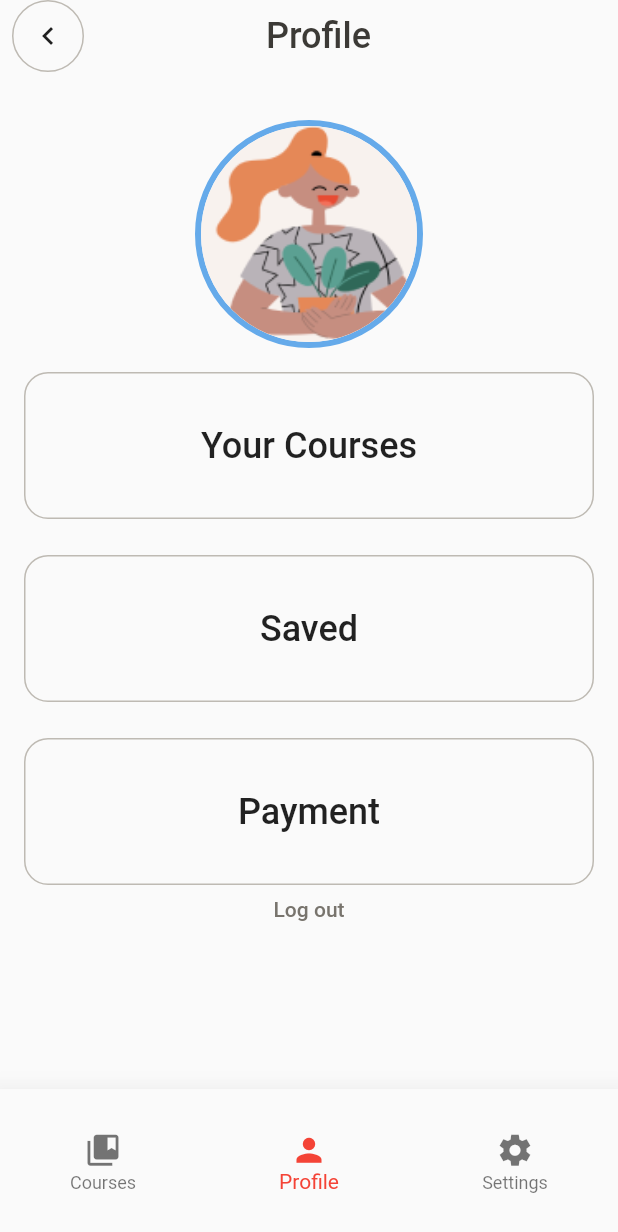
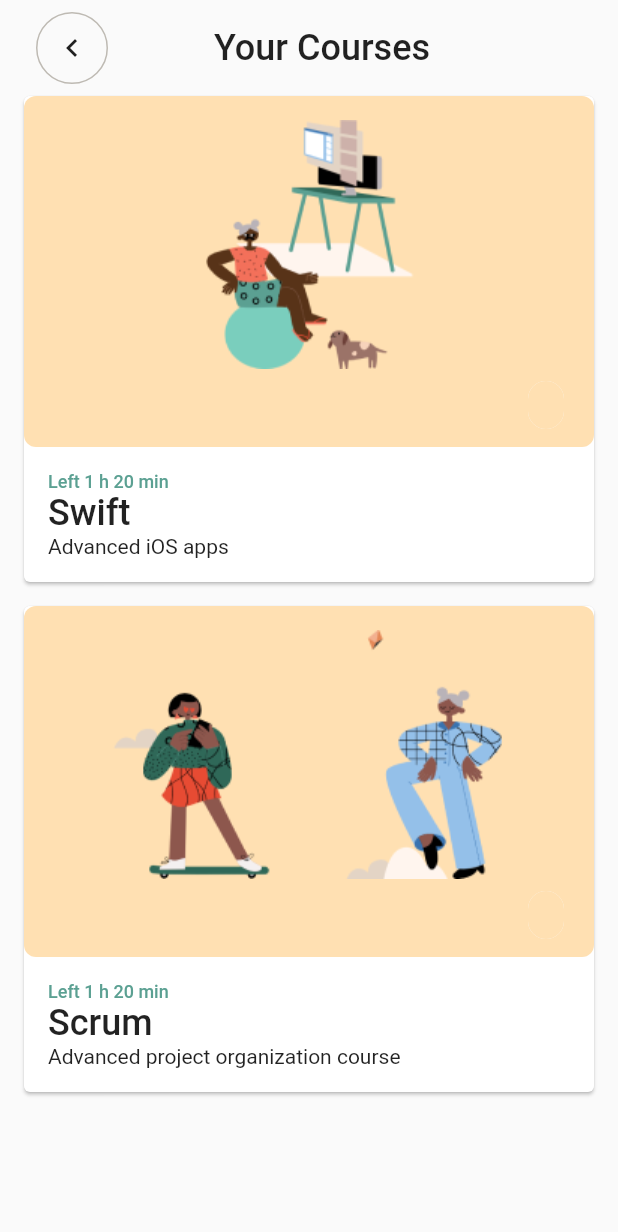
Before and after one commit to eajane28/edtech_mobileapp, a Flutter app: the HomeView screen opened by its route, item 2 of the bottom bar chosen, after a tap on "Your Courses", on a phone screen of 412 x 824 dp. Shown: the top 1232 px of the screen. Run offline on Flutter 3.47's test engine with Material 2 defaults, Android fonts, the phone set to English and light mode, and no system bars; our stand-ins replace stacked, stacked_services, stacked_shared.

Commit message:
Your Courses UI done

```diff
--- a/lib/app/app.dart
+++ b/lib/app/app.dart
@@ -10,6 +10,7 @@ import 'package:edtech_mobile/ui/views/signup/signup_view.dart';
 import 'package:edtech_mobile/ui/views/profile/profile_view.dart';
 import 'package:edtech_mobile/ui/views/settings/settings_view.dart';
 import 'package:edtech_mobile/ui/views/courses/courses_view.dart';
+import 'package:edtech_mobile/ui/views/your_course/your_course_view.dart';
 // @stacked-import
 
 @StackedApp(
@@ -22,6 +23,7 @@ import 'package:edtech_mobile/ui/views/courses/courses_view.dart';
     MaterialRoute(page: ProfileView),
     MaterialRoute(page: SettingsView),
     MaterialRoute(page: CoursesView),
+    MaterialRoute(page: YourCourseView),
 // @stacked-route
   ],
   dependencies: [
--- a/lib/app/app.router.dart
+++ b/lib/app/app.router.dart
@@ -13,10 +13,12 @@ import 'package:edtech_mobile/ui/views/profile/profile_view.dart' as _i7;
 import 'package:edtech_mobile/ui/views/settings/settings_view.dart' as _i8;
 import 'package:edtech_mobile/ui/views/signup/signup_view.dart' as _i6;
 import 'package:edtech_mobile/ui/views/startup/startup_view.dart' as _i3;
-import 'package:flutter/material.dart' as _i10;
+import 'package:edtech_mobile/ui/views/your_course/your_course_view.dart'
+    as _i10;
+import 'package:flutter/material.dart' as _i11;
 import 'package:flutter/material.dart';
 import 'package:stacked/stacked.dart' as _i1;
-import 'package:stacked_services/stacked_services.dart' as _i11;
+import 'package:stacked_services/stacked_services.dart' as _i12;
 
 class Routes {
   static const homeView = '/home-view';
@@ -35,6 +37,8 @@ class Routes {
 
   static const coursesView = '/courses-view';
 
+  static const yourCourseView = '/your-course-view';
+
   static const all = <String>{
     homeView,
     startupView,
@@ -44,6 +48,7 @@ class Routes {
     profileView,
     settingsView,
     coursesView,
+    yourCourseView,
   };
 }
 
@@ -81,54 +86,64 @@ class StackedRouter extends _i1.RouterBase {
       Routes.coursesView,
       page: _i9.CoursesView,
     ),
+    _i1.RouteDef(
+      Routes.yourCourseView,
+      page: _i10.YourCourseView,
+    ),
   ];
 
   final _pagesMap = <Type, _i1.StackedRouteFactory>{
     _i2.HomeView: (data) {
-      return _i10.MaterialPageRoute<dynamic>(
+      return _i11.MaterialPageRoute<dynamic>(
         builder: (context) => const _i2.HomeView(),
         settings: data,
       );
     },
     _i3.StartupView: (data) {
-      return _i10.MaterialPageRoute<dynamic>(
+      return _i11.MaterialPageRoute<dynamic>(
         builder: (context) => const _i3.StartupView(),
         settings: data,
       );
     },
     _i4.IntroView: (data) {
-      return _i10.MaterialPageRoute<dynamic>(
+      return _i11.MaterialPageRoute<dynamic>(
         builder: (context) => const _i4.IntroView(),
         settings: data,
       );
     },
     _i5.LoginView: (data) {
-      return _i10.MaterialPageRoute<dynamic>(
+      return _i11.MaterialPageRoute<dynamic>(
         builder: (context) => const _i5.LoginView(),
         settings: data,
       );
     },
     _i6.SignupView: (data) {
-      return _i10.MaterialPageRoute<dynamic>(
+      return _i11.MaterialPageRoute<dynamic>(
         builder: (context) => const _i6.SignupView(),
         settings: data,
       );
     },
     _i7.ProfileView: (data) {
-      return _i10.MaterialPageRoute<dynamic>(
+      return _i11.MaterialPageRoute<dynamic>(
         builder: (context) => const _i7.ProfileView(),
         settings: data,
       );
     },
     _i8.SettingsView: (data) {
-      return _i10.MaterialPageRoute<dynamic>(
+      return _i11.MaterialPageRoute<dynamic>(
         builder: (context) => const _i8.SettingsView(),
         settings: data,
       );
     },
     _i9.CoursesView: (data) {
-      return _i10.MaterialPageRoute<dynamic>(
+      return _i11.MaterialPageRoute<dynamic>(
         builder: (context) => const _i9.CoursesView(),
+        settings: data,
+      );
+    },
+    _i10.YourCourseView: (data) {
+      return _i11.MaterialPageRoute<dynamic>(
+        builder: (context) => const _i10.YourCourseView(),
         settings: data,
       );
     },
@@ -140,7 +155,7 @@ class StackedRouter extends _i1.RouterBase {
   Map<Type, _i1.StackedRouteFactory> get pagesMap => _pagesMap;
 }
 
-extension NavigatorStateExtension on _i11.NavigationService {
+extension NavigatorStateExtension on _i12.NavigationService {
   Future<dynamic> navigateToHomeView([
     int? routerId,
     bool preventDuplicates = true,
@@ -247,6 +262,20 @@ extension NavigatorStateExtension on _i11.NavigationService {
         transition,
   ]) async {
     return navigateTo<dynamic>(Routes.coursesView,
+        id: routerId,
+        preventDuplicates: preventDuplicates,
+        parameters: parameters,
+        transition: transition);
+  }
+
+  Future<dynamic> navigateToYourCourseView([
+    int? routerId,
+    bool preventDuplicates = true,
+    Map<String, String>? parameters,
+    Widget Function(BuildContext, Animation<double>, Animation<double>, Widget)?
+        transition,
+  ]) async {
+    return navigateTo<dynamic>(Routes.yourCourseView,
         id: routerId,
         preventDuplicates: preventDuplicates,
         parameters: parameters,
@@ -364,4 +393,18 @@ extension NavigatorStateExtension on _i11.NavigationService {
         parameters: parameters,
         transition: transition);
   }
+
+  Future<dynamic> replaceWithYourCourseView([
+    int? routerId,
+    bool preventDuplicates = true,
+    Map<String, String>? parameters,
+    Widget Function(BuildContext, Animation<double>, Animation<double>, Widget)?
+        transition,
+  ]) async {
+    return replaceWith<dynamic>(Routes.yourCourseView,
+        id: routerId,
+        preventDuplicates: preventDuplicates,
+        parameters: parameters,
+        transition: transition);
+  }
 }
--- a/lib/model/courses_data.dart
+++ b/lib/model/courses_data.dart
@@ -1,4 +1,4 @@
-class CoursesData{
+class CoursesData {
   final String name;
 
   CoursesData({required this.name});
--- a/lib/ui/common/constants.dart
+++ /dev/null
@@ -1,5 +0,0 @@
-class IconsInvolve {
-  IconsInvolve._();
-
-  static const String _rootpath = "assets/";
-}
--- a/lib/ui/views/courses/courses_view.dart
+++ b/lib/ui/views/courses/courses_view.dart
@@ -1,3 +1,4 @@
+import 'package:edtech_mobile/ui/views/widgets/card_courses.dart';
 import 'package:flutter/material.dart';
 import 'package:stacked/stacked.dart';
 
@@ -98,87 +99,6 @@ class CoursesView extends StackedView<CoursesViewModel> {
     );
   }
 
-  Widget card(CardData) {
-    return Container(
-      child: Card(
-        margin: const EdgeInsets.symmetric(vertical: 8),
-        child: Column(
-          children: [
-            Container(
-              padding: const EdgeInsets.fromLTRB(8, 16, 8, 4),
-              decoration: BoxDecoration(
-                borderRadius: BorderRadius.circular(8),
-                color: Colors.orange[100],
-              ),
-              child: Column(
-                children: [
-                  Image.asset(CardData.cardImage),
-                  Stack(
-                children: [
-                  Align(
-                    alignment: Alignment.bottomRight,
-                    child: Chip(
-                      label: Text(
-                        CardData.price,
-                        style: const TextStyle(
-                          fontSize: 14,
-                          fontWeight: FontWeight.w500,
-                          color: Color(0xFFF2F2F2),
-                        ),
-                      ),
-                      backgroundColor: const Color(0xFF65AAEA),
-                    ),
-                  ),
-                ],
-              ),
-                ],
-              ),
-            ),
-
-            Padding(
-              padding: const EdgeInsets.all(16.0),
-              child: Column(
-                children: [
-                  Align(
-                    alignment: Alignment.topLeft,
-                    child: Text(
-                      CardData.duration,
-                      style: const TextStyle(
-                        fontSize: 12,
-                        fontWeight: FontWeight.w500,
-                        color: Color(0xFF5BA092),
-                      ),
-                    ),
-                  ),
-                  Align(
-                    alignment: Alignment.topLeft,
-                    child: Text(
-                      CardData.title,
-                      style: const TextStyle(
-                        fontSize: 24,
-                        fontWeight: FontWeight.w500,
-                      ),
-                    ),
-                  ),
-                  Align(
-                    alignment: Alignment.topLeft,
-                    child: Text(
-                      CardData.description,
-                      style: const TextStyle(
-                        fontSize: 14,
-                        fontWeight: FontWeight.w400
-                      ),
-                    ),
-                  )
-                ],
-              ),
-            ),
-          ],
-        ),
-      ),
-    );
-  }
-
   @override
   CoursesViewModel viewModelBuilder(
     BuildContext context,
--- a/lib/ui/views/home/home_view.dart
+++ b/lib/ui/views/home/home_view.dart
@@ -1,9 +1,9 @@
 // import 'package:edtech_mobile/model/intro_data.dart';
 
 // import 'package:edtech_mobile/ui/common/back_button.dart';
-import 'package:edtech_mobile/ui/views/courses/courses_view.dart';
-import 'package:edtech_mobile/ui/views/profile/profile_view.dart';
-import 'package:edtech_mobile/ui/views/settings/settings_view.dart';
+// import 'package:edtech_mobile/ui/views/courses/courses_view.dart';
+// import 'package:edtech_mobile/ui/views/profile/profile_view.dart';
+// import 'package:edtech_mobile/ui/views/settings/settings_view.dart';
 import 'package:flutter/material.dart';
 // import 'package:flutter_svg/flutter_svg.dart';
 import 'package:stacked/stacked.dart';
@@ -13,30 +13,53 @@ import 'package:stacked/stacked.dart';
 
 import 'home_viewmodel.dart';
 
-class HomeView extends StatelessWidget {
+class HomeView extends StackedView<HomeViewModel> {
   const HomeView({Key? key}) : super(key: key);
 
   @override
-  Widget build(BuildContext context) {
-    return ViewModelBuilder<HomeViewModel>.reactive(
-      builder: (context, model, child) => Scaffold(
+  Widget builder(
+    BuildContext context,
+    HomeViewModel viewModel,
+    Widget? child,
+  ) {
+    final PageController pageController = PageController(initialPage: 0);
+    int currentPageIndex = 0;
+    return Scaffold(
       body: SafeArea(
-          child: SingleChildScrollView(
-            child: Column(
-            children: [
-              getInfo(model.currentIndex),
-            //   PageView(
-            //   physics: const BouncingScrollPhysics(),
-            //   onPageChanged: model.setIndex,
-            //   children: model.pages.map((e) => e).toList(),
-            ],
+        child: PageView(
+          physics: const BouncingScrollPhysics(),
+          controller: pageController,
+          onPageChanged: (int index) {
+            currentPageIndex = index;
+            viewModel.onItemTapped(index);
+          },
+          children:
+              // getInfo(model.currentIndex),
+              viewModel.pages.map((e) => e).toList(),
         ),
-          )),
+      ),
       bottomNavigationBar: SizedBox(
         height: 98,
         child: BottomNavigationBar(
-            currentIndex: model.currentIndex,
-            onTap: model.setIndex,
+          currentIndex: viewModel.selectedIndex,
+          onTap: (index) {
+            currentPageIndex = index + 1;
+            if (currentPageIndex == 0 || currentPageIndex == 1) {
+              pageController.animateToPage(0,
+                  duration: const Duration(milliseconds: 300),
+                  curve: Curves.easeInOut);
+            } else if (currentPageIndex == 2) {
+              pageController.animateToPage(1,
+                  duration: const Duration(milliseconds: 300),
+                  curve: Curves.easeInOut);
+            } else {
+              pageController.animateToPage(2,
+                  duration: const Duration(milliseconds: 300),
+                  curve: Curves.easeInOut);
+            }
+          },
+          // currentIndex: model.currentIndex,
+          // onTap: viewModel.onItemTapped,
           selectedItemColor: Colors.red,
           elevation: 16,
           iconSize: 25.0,
@@ -44,39 +67,38 @@ class HomeView extends StatelessWidget {
 
           items: const <BottomNavigationBarItem>[
             BottomNavigationBarItem(
-                label: "Courses",
-                icon: Icon(Icons.collections_bookmark)
+                label: "Courses", icon: Icon(Icons.collections_bookmark)
                 // SvgPicture.asset('assets/icons/courses.svg', width: 20),
                 ),
-              BottomNavigationBarItem(
-                label: "Profile",
-                icon: Icon(Icons.person)
+            BottomNavigationBarItem(label: "Profile", icon: Icon(Icons.person)
                 // SvgPicture.asset('assets/icons/profile.svg', width: 20),
                 ),
             BottomNavigationBarItem(
-                label: "Settings",
-                icon: Icon(Icons.settings_sharp)
+                label: "Settings", icon: Icon(Icons.settings_sharp)
                 // SvgPicture.asset('assets/icons/wheel.svg', width: 20),
                 ),
           ],
-            // onTap: (index) => viewModel.onItemTapped,
         ),
       ),
-      ),
-      viewModelBuilder: () => HomeViewModel(),
     );
   }
 
-  Widget getInfo(int index) {
-    switch (index) {
-      case 0:
-        return const CoursesView();
-      case 1:
-        return const ProfileView();
-      case 2:
-        return const SettingsView();
-        default:
-        return const CoursesView();
+  @override
+  HomeViewModel viewModelBuilder(
+    BuildContext context,
+  ) =>
+      HomeViewModel();
 }
-  }
-}
+
+// Widget getInfo(int index) {
+//   switch (index) {
+//     case 0:
+//       return const CoursesView();
+//     case 1:
+//       return const ProfileView();
+//     case 2:
+//       return const SettingsView();
+//       default:
+//       return const CoursesView();
+//   }
+// }
--- a/lib/ui/views/home/home_viewmodel.dart
+++ b/lib/ui/views/home/home_viewmodel.dart
@@ -2,26 +2,28 @@
 // import 'package:edtech_mobile/app/app.dialogs.dart';
 // import 'package:edtech_mobile/app/app.locator.dart';
 // import 'package:edtech_mobile/ui/common/app_strings.dart';
-// import 'package:edtech_mobile/ui/views/courses/courses_view.dart';
-// import 'package:edtech_mobile/ui/views/profile/profile_view.dart';
-// import 'package:edtech_mobile/ui/views/settings/settings_view.dart';
+import 'package:edtech_mobile/ui/views/courses/courses_view.dart';
+import 'package:edtech_mobile/ui/views/profile/profile_view.dart';
+import 'package:edtech_mobile/ui/views/settings/settings_view.dart';
+// import 'package:edtech_mobile/ui/views/your_course/your_course_view.dart';
+// import 'package:edtech_mobile/ui/views/your_course/your_course_view.dart';
 // import 'package:flutter/material.dart';
 import 'package:stacked/stacked.dart';
 // import 'package:stacked_services/stacked_services.dart';
 
-class HomeViewModel extends IndexTrackingViewModel {
+class HomeViewModel extends BaseViewModel {
   // var pageController = PageController();
   int selectedIndex = 0;
-  // final pages = [
-  //   const CoursesView(),
-  //   const ProfileView(),
-  //   const SettingsView(),
-  // ];
+  final pages = [
+    // const YourCourseView(),
+    const CoursesView(),
+    const ProfileView(),
+    const SettingsView(),
+  ];
 
-  // void onItemTapped(int value) {
-
-  //   // print ('onItemTapped $value');
-  //   selectedIndex = value;
-  //   rebuildUi();
-  // }
+  void onItemTapped(int value) {
+    // print ('onItemTapped $value');
+    selectedIndex = value;
+    rebuildUi();
+  }
 }
--- a/lib/ui/views/profile/profile_view.dart
+++ b/lib/ui/views/profile/profile_view.dart
@@ -60,13 +60,16 @@ class ProfileView extends StackedView<ProfileViewModel> {
                     width: 1.0,
                     color: const Color(0xFFBEBAB3),
                   )),
-              child: MaterialButton(
-                onPressed: () {},
-                child: const Text(
-                  'Your Courses',
-                  style: TextStyle(
-                    fontSize: 24,
-                    fontWeight: FontWeight.w500,
+              child: GestureDetector(
+                onTap: viewModel.goto,
+                child: const Align(
+                  alignment: Alignment.center,
+                  child: Text(
+                    'Your Courses',
+                    style: TextStyle(
+                      fontSize: 24,
+                      fontWeight: FontWeight.w500,
+                    ),
                   ),
                 ),
               ),
--- a/lib/ui/views/profile/profile_viewmodel.dart
+++ b/lib/ui/views/profile/profile_viewmodel.dart
@@ -1,3 +1,15 @@
+import 'package:edtech_mobile/app/app.locator.dart';
+import 'package:edtech_mobile/app/app.router.dart';
 import 'package:stacked/stacked.dart';
+import 'package:stacked_services/stacked_services.dart';
 
-class ProfileViewModel extends BaseViewModel {}
+class ProfileViewModel extends BaseViewModel {
+   final _navigationService = locator<NavigationService>();
+
+
+  // Place anything here that needs to happen before we get into the application
+
+  void goto() async{
+    await _navigationService.navigateToYourCourseView();
+  }
+}
--- /dev/null
+++ b/lib/ui/views/widgets/card_courses.dart
@@ -0,0 +1,77 @@
+import 'package:flutter/material.dart';
+
+Widget card(cardData) {
+    return Card(
+      margin: const EdgeInsets.symmetric(vertical: 8),
+      child: Column(
+        children: [
+          Container(
+            padding: const EdgeInsets.fromLTRB(8, 16, 8, 4),
+            decoration: BoxDecoration(
+              borderRadius: BorderRadius.circular(8),
+              color: Colors.orange[100],
+            ),
+            child: Column(
+              children: [
+                Image.asset(cardData.cardImage),
+                Stack(
+                  children: [
+                    Align(
+                      alignment: Alignment.bottomRight,
+                      child: Chip(
+                        label: Text(
+                          cardData.price,
+                          style: const TextStyle(
+                            fontSize: 14,
+                            fontWeight: FontWeight.w500,
+                            color: Color(0xFFF2F2F2),
+                          ),
+                        ),
+                        backgroundColor: const Color(0xFF65AAEA),
+                      ),
+                    ),
+                  ],
+                ),
+              ],
+            ),
+          ),
+          Padding(
+            padding: const EdgeInsets.all(16.0),
+            child: Column(
+              children: [
+                Align(
+                  alignment: Alignment.topLeft,
+                  child: Text(
+                    cardData.duration,
+                    style: const TextStyle(
+                      fontSize: 12,
+                      fontWeight: FontWeight.w500,
+                      color: Color(0xFF5BA092),
+                    ),
+                  ),
+                ),
+                Align(
+                  alignment: Alignment.topLeft,
+                  child: Text(
+                    cardData.title,
+                    style: const TextStyle(
+                      fontSize: 24,
+                      fontWeight: FontWeight.w500,
+                    ),
+                  ),
+                ),
+                Align(
+                  alignment: Alignment.topLeft,
+                  child: Text(
+                    cardData.description,
+                    style: const TextStyle(
+                        fontSize: 14, fontWeight: FontWeight.w400),
+                  ),
+                )
+              ],
+            ),
+          ),
+        ],
+      ),
+    );
+  }
--- /dev/null
+++ b/lib/ui/views/widgets/your_courses.dart
@@ -0,0 +1,78 @@
+import 'package:flutter/material.dart';
+
+Widget card(cardData) {
+    return Card(
+      margin: const EdgeInsets.symmetric(vertical: 8),
+      child: Column(
+        children: [
+          Container(
+            padding: const EdgeInsets.fromLTRB(8, 16, 8, 4),
+            decoration: BoxDecoration(
+              borderRadius: BorderRadius.circular(8),
+              color: const Color(0xFFFFE0B2),
+            ),
+            child: Column(
+              children: [
+                Image.asset(cardData.cardImage),
+                const Stack(
+                  children: [
+                    Align(
+                      alignment: Alignment.bottomRight,
+                      child: Chip(
+                        label: Text(
+                          '',
+                          style: TextStyle(
+                            fontSize: 14,
+                            fontWeight: FontWeight.w500,
+                            color: Color(0xFFF2F2F2),
+                          ),
+                        ),
+                        backgroundColor:  Color(0xFFFFE0B2),
+                      ),
+                    ),
+                  ],
+                )
+              ],
+            ),
+
+          ),
+          Padding(
+            padding: const EdgeInsets.all(16.0),
+            child: Column(
+              children: [
+                Align(
+                  alignment: Alignment.topLeft,
+                  child: Text(
+                    cardData.duration,
+                    style: const TextStyle(
+                      fontSize: 12,
+                      fontWeight: FontWeight.w500,
+                      color: Color(0xFF5BA092),
+                    ),
+                  ),
+                ),
+                Align(
+                  alignment: Alignment.topLeft,
+                  child: Text(
+                    cardData.title,
+                    style: const TextStyle(
+                      fontSize: 24,
+                      fontWeight: FontWeight.w500,
+                    ),
+                  ),
+                ),
+                Align(
+                  alignment: Alignment.topLeft,
+                  child: Text(
+                    cardData.description,
+                    style: const TextStyle(
+                        fontSize: 14, fontWeight: FontWeight.w400),
+                  ),
+                )
+              ],
+            ),
+          ),
+        ],
+      ),
+    );
+  }
--- /dev/null
+++ b/lib/ui/views/your_course/your_course_view.dart
@@ -0,0 +1,53 @@
+import 'package:edtech_mobile/ui/common/back_button.dart';
+import 'package:edtech_mobile/ui/views/widgets/your_courses.dart';
+import 'package:flutter/material.dart';
+import 'package:stacked/stacked.dart';
+
+import 'your_course_viewmodel.dart';
+
+class YourCourseView extends StackedView<YourCourseViewModel> {
+  const YourCourseView({Key? key}) : super(key: key);
+
+  @override
+  Widget builder(
+    BuildContext context,
+    YourCourseViewModel viewModel,
+    Widget? child,
+  ) {
+    return Scaffold(
+      body: SafeArea(
+        child: SingleChildScrollView(
+          child: Padding(
+            padding: const EdgeInsets.symmetric(horizontal: 16.0, vertical: 8.0),
+            child: Column(
+              children: [
+                Row(
+                  children: [
+                    Expanded(flex: 1, child: backButton()),
+                    const Expanded(
+                      flex: 2,
+                      child: Text(
+                        'Your Courses',
+                        style: TextStyle(
+                          fontSize: 24,
+                          fontWeight: FontWeight.w500,
+                        ),
+                      ),
+                    ),
+                  ],
+                ),
+                for (var carditem in viewModel.yourCourseList) card(carditem),
+              ],
+            ),
+          ),
+        ),
+      ),
+    );
+  }
+
+  @override
+  YourCourseViewModel viewModelBuilder(
+    BuildContext context,
+  ) =>
+      YourCourseViewModel();
+}
--- /dev/null
+++ b/lib/ui/views/your_course/your_course_viewmodel.dart
@@ -0,0 +1,20 @@
+import 'package:edtech_mobile/model/card_data.dart';
+import 'package:stacked/stacked.dart';
+
+class YourCourseViewModel extends BaseViewModel {
+
+  final yourCourseList = [
+    CardData(
+        cardImage: 'assets/Cool Kids Alone.png',
+        price: '',
+        duration: 'Left 1 h 20 min ',
+        title: 'Swift ',
+        description: 'Advanced iOS apps'),
+    CardData(
+        cardImage: 'assets/Cool Kids Performing.png',
+        price: '',
+        duration: 'Left 1 h 20 min ',
+        title: 'Scrum',
+        description: 'Advanced project organization course'),
+  ];
+}
```
Also changed, not shown: lib/model/card_data.dart (+7 -2 lines), lib/ui/views/courses/courses_viewmodel.dart (+10 -2 lines), assets/Cool Kids Alone.png (added), assets/Cool Kids Performing.png (added), 1 other file. Lines whose indentation alone changed are shown as unchanged.
